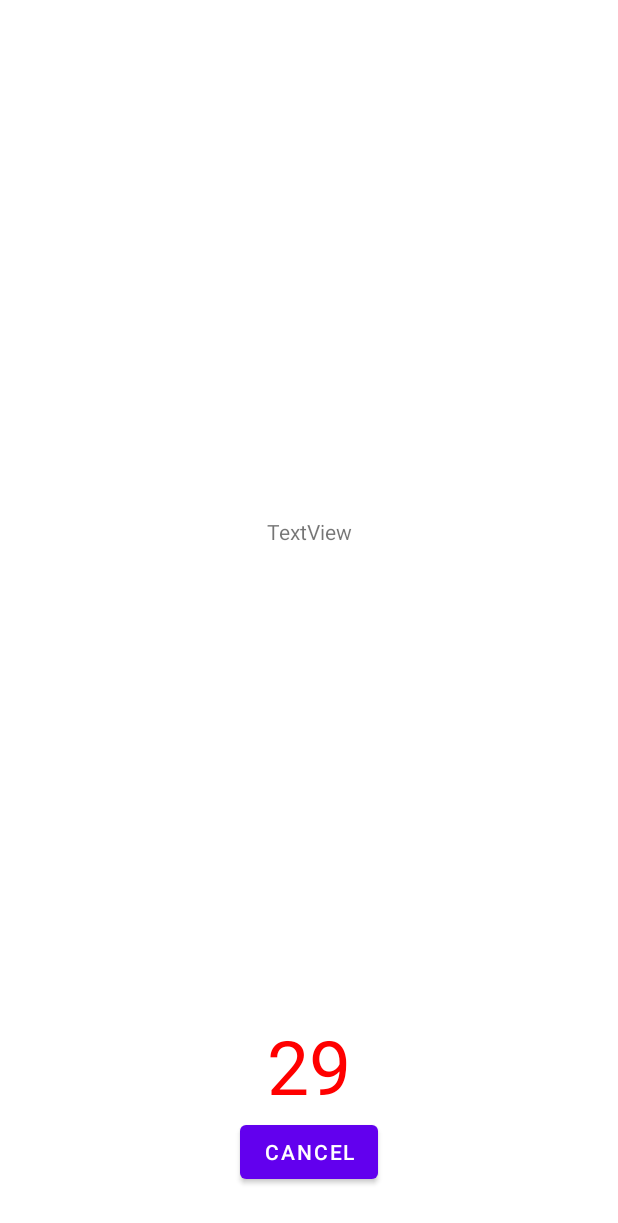
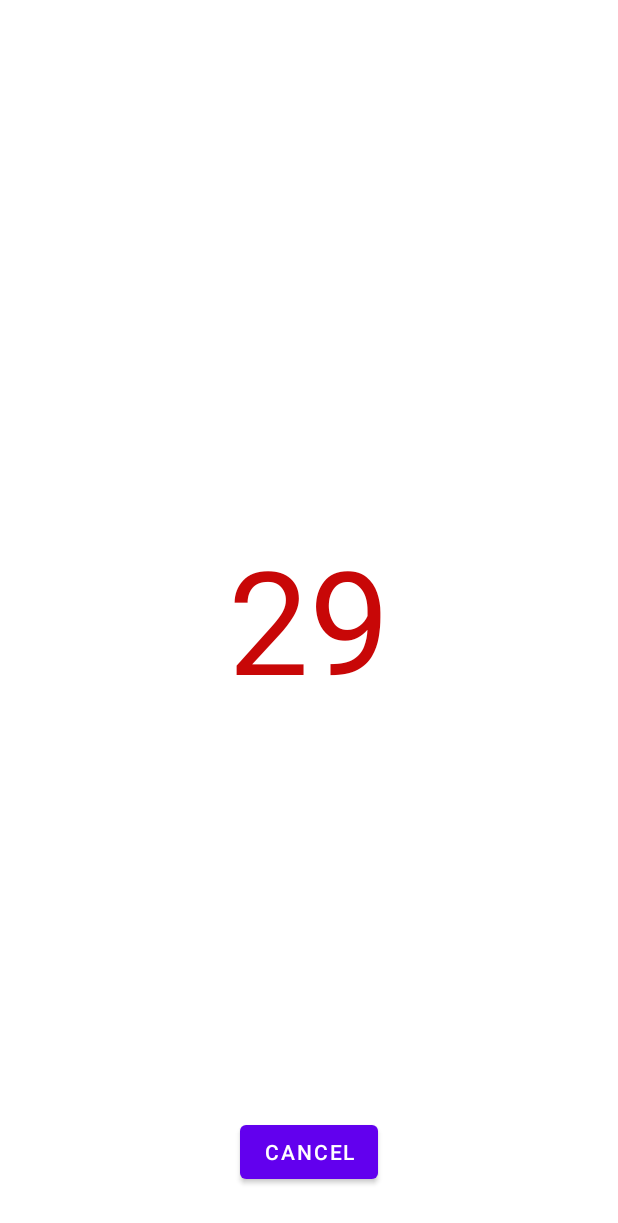
Before and after one commit to bgme171/ridesafe, an Android app: the AlarmActivity screen opened directly, with no data from a screen before it, on a phone screen of 412 x 824 dp. Shown: the top 1223 px of the screen. Run offline under Robolectric (Android 15) with nearby library versions, the phone set to English and light mode, and no system bars.

Commit message:
Refactor AlarmActivity

```diff
--- a/app/src/main/AndroidManifest.xml
+++ b/app/src/main/AndroidManifest.xml
@@ -4,6 +4,7 @@
 
     <uses-permission android:name="android.permission.ACCESS_FINE_LOCATION" />
     <uses-permission android:name="android.permission.ACCESS_COARSE_LOCATION" />
+    <uses-permission android:name="android.permission.ACCESS_BACKGROUND_LOCATION" />
     <uses-permission android:name="android.permission.READ_CONTACTS" />
     <uses-permission android:name="android.permission.SEND_SMS" />
     <uses-permission android:name="android.permission.SYSTEM_ALERT_WINDOW" />
--- a/app/src/main/java/com/example/ridesafe/AccelService.java
+++ b/app/src/main/java/com/example/ridesafe/AccelService.java
@@ -22,7 +22,7 @@
 public class AccelService extends Service {
 
     public static final int DEFAULT_UPDATE_INTERVAL = 1000;
-    public static final int FAST_UPDATE_INTERVAL = 500;
+    public static final int FAST_UPDATE_INTERVAL = 0;
 
     Location previous_location;
     float distance;
@@ -123,8 +123,7 @@
         locationRequest = LocationRequest.create()
                 .setInterval(DEFAULT_UPDATE_INTERVAL)
                 .setFastestInterval(FAST_UPDATE_INTERVAL)
-                .setPriority(LocationRequest.PRIORITY_HIGH_ACCURACY)
-                .setMaxWaitTime(1000);
+                .setPriority(LocationRequest.PRIORITY_HIGH_ACCURACY);
 
         locationCallback = new LocationCallback() {
             @Override
--- a/app/src/main/res/layout/activity_alarm.xml
+++ b/app/src/main/res/layout/activity_alarm.xml
@@ -11,9 +11,12 @@
         android:layout_width="wrap_content"
         android:layout_height="wrap_content"
         android:text="TextView"
-        app:layout_constraintBottom_toTopOf="@+id/b_cancel"
+        android:textColor="#C80707"
+        android:textSize="96sp"
+        app:layout_constraintBottom_toBottomOf="parent"
         app:layout_constraintEnd_toEndOf="parent"
-        app:layout_constraintStart_toStartOf="parent" />
+        app:layout_constraintStart_toStartOf="parent"
+        app:layout_constraintTop_toTopOf="parent" />
 
     <Button
         android:id="@+id/b_cancel"
@@ -25,14 +28,4 @@
         app:layout_constraintEnd_toEndOf="parent"
         app:layout_constraintStart_toStartOf="parent" />
 
-    <TextView
-        android:id="@+id/tv_location"
-        android:layout_width="wrap_content"
-        android:layout_height="wrap_content"
-        android:layout_marginTop="32dp"
-        android:text="TextView"
-        app:layout_constraintBottom_toTopOf="@+id/tv_alarm_timer"
-        app:layout_constraintEnd_toEndOf="parent"
-        app:layout_constraintStart_toStartOf="parent"
-        app:layout_constraintTop_toTopOf="parent" />
 </androidx.constraintlayout.widget.ConstraintLayout>
```
Also changed, not shown: app/src/main/java/com/example/ridesafe/AlarmActivity.java (+30 -7 lines), app/src/main/java/com/example/ridesafe/MainActivity.java (+13 -0 lines).
